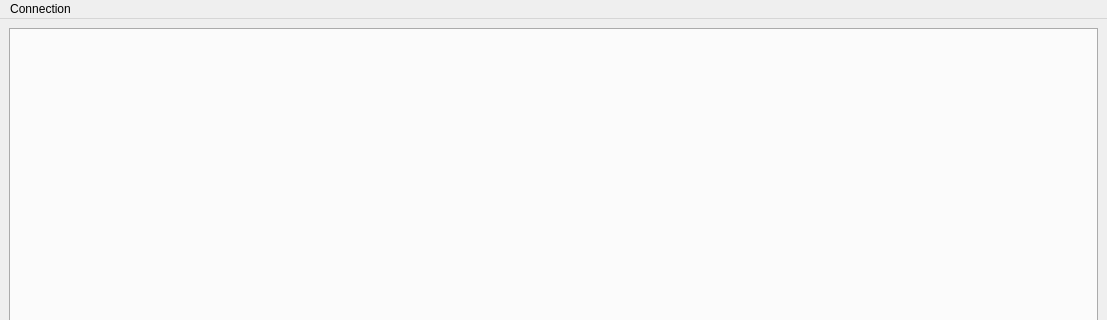
This is frontend/widgets/mainwindow.ui in Psyhich/eleks_camp_project as Qt 5 draws it before an edit; both pictures show x 0 to 1107 and y 0 to 320 of the 1107 by 809 pixel window. The edited form follows.
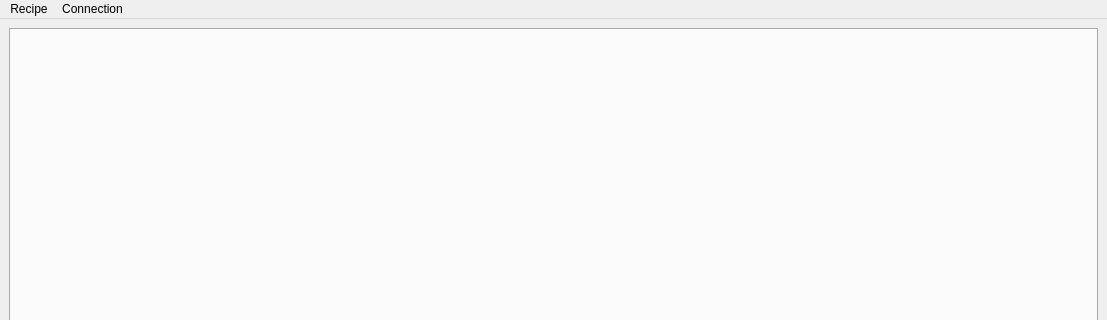
This is the edited form. Custom widgets are drawn as their Qt base class.

Commit message: Created button to create recipe Fixed major bug with empty courses or cusines in recipe

Patch:
```diff
--- a/frontend/widgets/mainwindow.ui
+++ b/frontend/widgets/mainwindow.ui
@@ -33,7 +33,7 @@
      <x>0</x>
      <y>0</y>
      <width>1107</width>
-     <height>23</height>
+     <height>28</height>
     </rect>
    </property>
    <widget class="QMenu" name="menuConnection">
@@ -43,6 +43,13 @@
     <addaction name="actionConnect_to_database"/>
     <addaction name="actionConnect_to_local"/>
    </widget>
+   <widget class="QMenu" name="menu">
+    <property name="title">
+     <string>Recipe</string>
+    </property>
+    <addaction name="actionCreate"/>
+   </widget>
+   <addaction name="menu"/>
    <addaction name="menuConnection"/>
   </widget>
   <action name="actionConnect_to_database">
```
Left out of the diff: 5 changed lines with no effect on the pictures. The commit also changes 2 other files.
